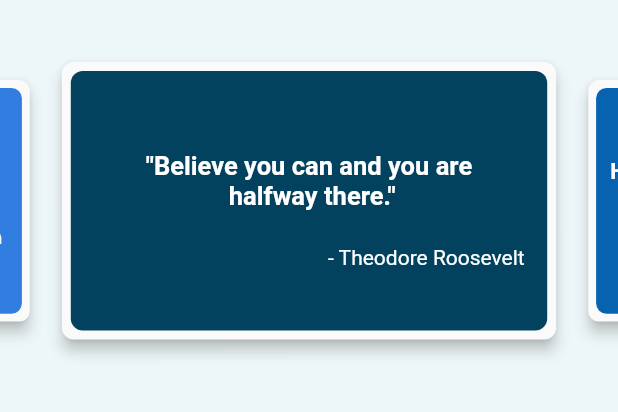
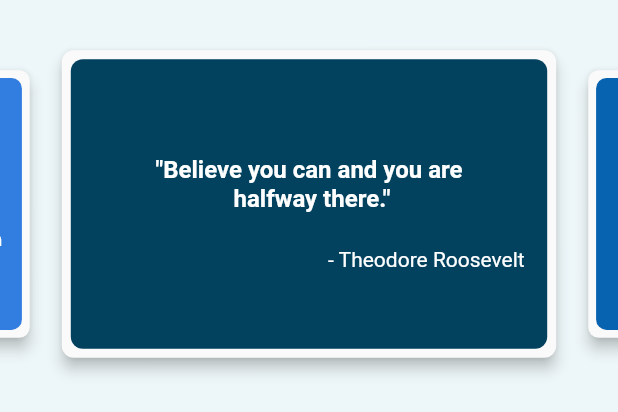
Before and after one commit to Vineeth-Kolichal/shiftsync-employee, a Flutter app: the QuoteSliderSection widget shown alone on an empty page, opened directly, on a phone screen of 412 x 824 dp. Shown: the top 412 px of the screen. Run offline on Flutter 3.47's test engine with Material 2 defaults, Android fonts, the phone set to English and light mode, and no system bars; drawn by our look-alikes of carousel_slider; our stand-ins replace bloc, connectivity_plus, cookie_jar, dartz, dio, dio_cookie_manager and 12 more; accounts and stored records are empty; network calls fail; project files that could hold a hidden picture were left out.

Commit message:
some files edited -more checking needed

```diff
--- a/lib/main.dart
+++ b/lib/main.dart
@@ -2,7 +2,6 @@ import 'dart:io';
 import 'package:connectivity_plus/connectivity_plus.dart';
 import 'package:flutter/material.dart';
 import 'package:flutter_bloc/flutter_bloc.dart';
-import 'package:injectable/injectable.dart';
 import 'package:path_provider/path_provider.dart';
 import 'package:shiftsync/bussiness_logic/blocs/bloc/attendence_bloc.dart';
 import 'package:shiftsync/bussiness_logic/blocs/complete_profile_screen/complete_profile_screen_bloc.dart';
--- a/lib/presentation/pages/home_screen_pages/dashboard/dashboard_page.dart
+++ b/lib/presentation/pages/home_screen_pages/dashboard/dashboard_page.dart
@@ -14,6 +14,9 @@ class DashboardPage extends StatelessWidget {
 
   @override
   Widget build(BuildContext context) {
+    WidgetsBinding.instance.addPostFrameCallback((timeStamp) {
+      context.read<DashboardBloc>().add(DashboardEvent());
+    });
     Size size = MediaQuery.of(context).size;
 
     return BlocBuilder<DashboardBloc, DashboardState>(
--- a/lib/presentation/pages/home_screen_pages/dashboard/widgets/qnote_container.dart
+++ b/lib/presentation/pages/home_screen_pages/dashboard/widgets/qnote_container.dart
@@ -36,7 +36,7 @@ class QuoteContainer extends StatelessWidget {
                 quote,
                 style: const TextStyle(
                     color: Colors.white,
-                    fontSize: 17,
+                    fontSize: 16,
                     fontWeight: FontWeight.w600),
                 textAlign: TextAlign.center,
               ),
--- a/lib/presentation/pages/home_screen_pages/dashboard/widgets/quote_slider_section.dart
+++ b/lib/presentation/pages/home_screen_pages/dashboard/widgets/quote_slider_section.dart
@@ -1,4 +1,3 @@
-
 import 'package:carousel_slider/carousel_slider.dart';
 import 'package:flutter/material.dart';
 import 'package:shiftsync/presentation/pages/home_screen_pages/dashboard/widgets/qnote_container.dart';
@@ -12,7 +11,7 @@ class QuoteSliderSection extends StatelessWidget {
   Widget build(BuildContext context) {
     Size size = MediaQuery.of(context).size;
     return SizedBox(
-      height: size.width * 0.65,
+      height: size.width * 0.66,
       child: CarouselSlider(
         items: [
           QuoteContainer(
@@ -36,7 +35,7 @@ class QuoteSliderSection extends StatelessWidget {
           ),
         ],
         options: CarouselOptions(
-          height: 185.0,
+          height: 205.0,
           enlargeCenterPage: true,
           autoPlay: true,
           aspectRatio: 16 / 9,
```
Also changed, not shown: lib/presentation/screens/home_screen/home_screen.dart (+1 -16 lines).
